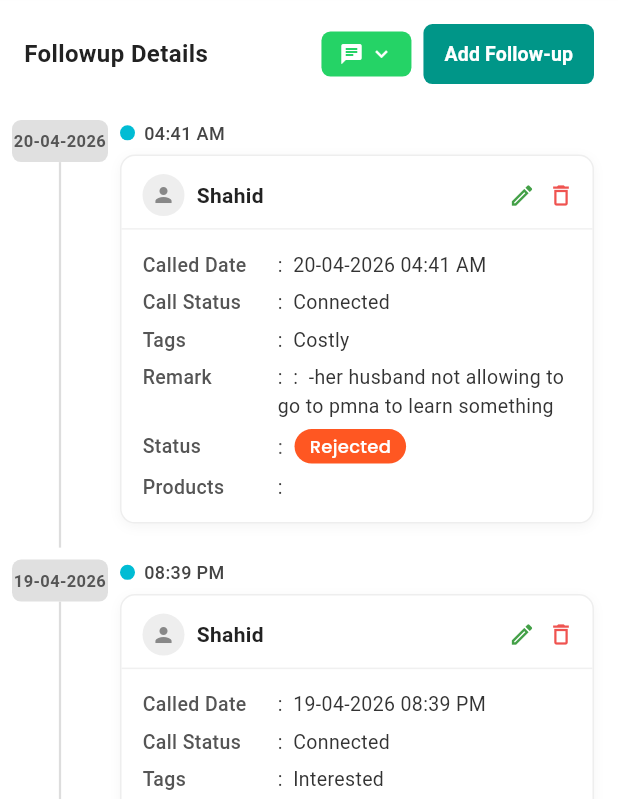
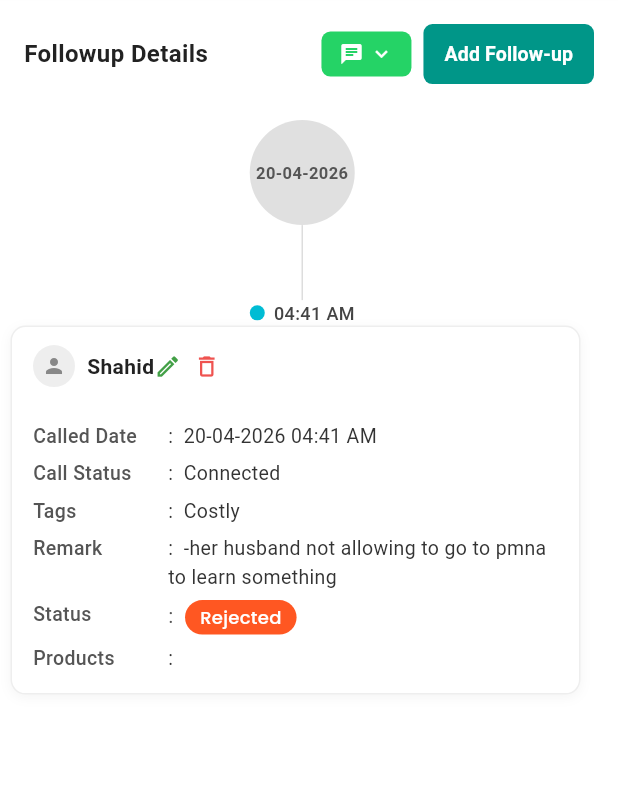
Before and after one commit to nidamictco/OditCrmWebApp, a Flutter app: the FollowUpDetailsScreen screen opened directly, on a phone screen of 412 x 824 dp, the part 437-1236 px from its top. Run offline on Flutter 3.47's test engine with Material 3 defaults, Android fonts, the phone set to English and light mode, and no system bars; our stand-ins replace calendar_view, cloud_firestore, country_code_picker, csv, dropdown_search, equatable and 10 more; accounts and stored records are empty.

Commit message:
shibina - pushing updates

```diff
--- a/lib/feature/dashboard/follow_up_details_screen.dart
+++ b/lib/feature/dashboard/follow_up_details_screen.dart
@@ -1377,7 +1377,7 @@ class _FollowupTabContent extends StatelessWidget {
 
           // ✅ Rendered as plain Column children — no ListView required
           ...dates.map((date) =>
-              _DateGroup(date: date, entries: grouped[date]!)),
+              _DateGroup(date: date, entries: grouped[date]!, time: grouped[date]![0].time, entry: grouped[date]![0],)),
 
           const SizedBox(height: 20),
         ],
@@ -1388,8 +1388,10 @@ class _FollowupTabContent extends StatelessWidget {
 
 class _DateGroup extends StatelessWidget {
   final String date;
+  final String time;
   final List<FollowupEntry> entries;
-  const _DateGroup({required this.date, required this.entries});
+  final FollowupEntry entry;
+  const _DateGroup({required this.date, required this.entries, required this.time, required this.entry});
 
   @override
   Widget build(BuildContext context) {
@@ -1398,18 +1400,19 @@ class _DateGroup extends StatelessWidget {
         crossAxisAlignment: CrossAxisAlignment.start,
         children: [
           // Timeline column
-          SizedBox(
-            width: 80,
-            child: Column(
+          Column(
             children: [
               const SizedBox(height: 8),
               Container(
-                  width: 64,
+                width: 70,
+                height: 70,
                 padding: const EdgeInsets.symmetric(vertical: 6),
                 decoration: BoxDecoration(
                   color: const Color(0xFFE0E0E0),
-                    borderRadius: BorderRadius.circular(6),
-                  ),
+                  // borderRadius: BorderRadius.circular(6),
+                  shape: BoxShape.circle
+                ),
+                child: Center(
                   child: Text(
                     date,
                     textAlign: TextAlign.center,
@@ -1419,14 +1422,48 @@ class _DateGroup extends StatelessWidget {
                         color: Color(0xFF555555)),
                   ),
                 ),
-                Expanded(
-                  child: Center(
+              ),
+              Center(
                 child: Container(
-                        width: 1.5, color: const Color(0xFFDDDDDD)),
-                  ),
-                ),
-              ],
-            ),
+                  height: 50,
+                  width: 1,
+                  color: const Color(0xFFDDDDDD),
+                ),
+              ),
+              SizedBox(
+                  child: Row(
+                    mainAxisAlignment: MainAxisAlignment.center,
+                    children: [
+                      Container(
+                        width: 10,
+                        height: 10,
+                        decoration: const BoxDecoration(
+                          color: Color(0xFF00BCD4),
+                          shape: BoxShape.circle,
+                        ),
+                      ),
+                      const SizedBox(width: 6),
+                      Text(
+                        time,
+                        style: const TextStyle(
+                            fontSize: 12,
+                            fontWeight: FontWeight.w500,
+                            color: Color(0xFF444444)),
+                      ),
+                    ],
+                  ),
+                ),
+              Center(
+                child: Row(
+                  children: [
+                    Container(
+                        width: 1, color: const Color(0xFFDDDDDD)),
+                    const SizedBox(width: 6),
+                    _FollowupCard(entry: entry)
+                  ],
+                ),
+              ),
+            ],
           ),
           // Cards
           Expanded(
@@ -1448,27 +1485,10 @@ class _FollowupCard extends StatelessWidget {
   @override
   Widget build(BuildContext context) {
     return Padding(
-      padding: const EdgeInsets.only(right: 16, bottom: 16, top: 8),
+      padding: const EdgeInsets.only(right: 16,),
       child: Column(
         crossAxisAlignment: CrossAxisAlignment.start,
         children: [
-          Row(
-            children: [
-              Container(
-                width: 10,
-                height: 10,
-                decoration: const BoxDecoration(
-                    color: Color(0xFF00BCD4), shape: BoxShape.circle),
-              ),
-              const SizedBox(width: 6),
-              Text(entry.time,
-                  style: const TextStyle(
-                      fontSize: 12,
-                      fontWeight: FontWeight.w500,
-                      color: Color(0xFF444444))),
-            ],
-          ),
-          const SizedBox(height: 6),
           Container(
             decoration: BoxDecoration(
               color: Colors.white,
@@ -1500,7 +1520,7 @@ class _FollowupCard extends StatelessWidget {
                               fontWeight: FontWeight.w600,
                               fontSize: 14,
                               color: Color(0xFF222222))),
-                      const Spacer(),
+                      // const Spacer(),
                       Icon(Icons.edit_outlined,
                           size: 18, color: Colors.green.shade600),
                       const SizedBox(width: 8),
@@ -1513,6 +1533,7 @@ class _FollowupCard extends StatelessWidget {
                 Padding(
                   padding: const EdgeInsets.all(14),
                   child: Column(
+                    crossAxisAlignment: CrossAxisAlignment.start,
                     children: [
                       _cardRow('Called Date', entry.calledDate),
                       const SizedBox(height: 6),
@@ -1520,10 +1541,11 @@ class _FollowupCard extends StatelessWidget {
                       const SizedBox(height: 6),
                       _cardRow('Tags', entry.tags),
                       const SizedBox(height: 6),
-                      _cardRow('Remark', ':  -${entry.remark}'),
+                      _cardRow('Remark', '-${entry.remark}'),
                       const SizedBox(height: 6),
                       Row(
-                        crossAxisAlignment: CrossAxisAlignment.center,
+                        mainAxisAlignment: MainAxisAlignment.start,
+                        crossAxisAlignment: CrossAxisAlignment.start,
                         children: [
                           const SizedBox(
                             width: 90,
@@ -1553,7 +1575,9 @@ class _FollowupCard extends StatelessWidget {
   }
 
   Widget _cardRow(String label, String value) {
-    return Row(
+    return SizedBox(
+      width: 350,
+      child: Row(
         crossAxisAlignment: CrossAxisAlignment.start,
         children: [
           SizedBox(
@@ -1569,6 +1593,7 @@ class _FollowupCard extends StatelessWidget {
                 style: const TextStyle(fontSize: 13, color: Color(0xFF333333))),
           ),
         ],
+      ),
     );
   }
 }
--- a/lib/feature/dashboard/lead_list_screen.dart
+++ b/lib/feature/dashboard/lead_list_screen.dart
@@ -821,12 +821,12 @@ class _NewLeadsPageState extends State<NewLeadsPage> {
                       final lead = leads[index];
                       return InkWell(
                         onTap: (){
-                          Navigator.push(
-                            context,
-                            MaterialPageRoute(
-                              builder: (context) => MainScreen(selectedIndex: 31),
-                            ),
-                          );
+                          // Navigator.push(
+                          //   context,
+                          //   MaterialPageRoute(
+                          //     builder: (context) => MainScreen(selectedIndex: 31),
+                          //   ),
+                          // );
                         },
                         child: _LeadRow(
                           lead: lead,
--- a/lib/feature/sidebar/main_screen.dart
+++ b/lib/feature/sidebar/main_screen.dart
@@ -206,8 +206,8 @@ class _MainScreenState extends State<MainScreen> {
         return StaffProfileScreen();
       case 30:
         return TimeLine();
-      case 31:
-        return FollowUpDetailsScreen();
+      // case 31:
+      //   return FollowUpDetailsScreen();
       default:
         return const SizedBox();
     }
```
Also changed, not shown: firebase.json, 1 other file. Lines whose indentation alone changed are shown as unchanged.
